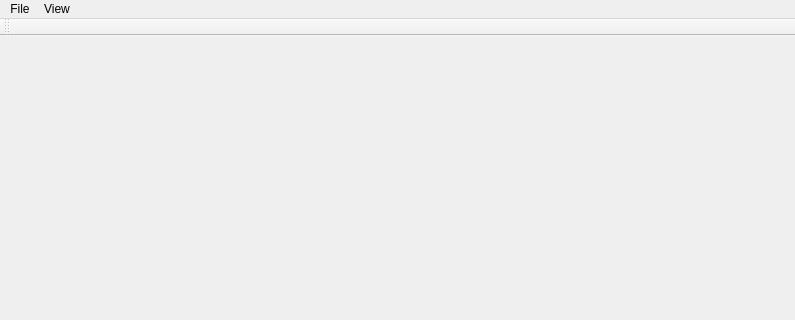
The window that CGAShapeGrammar/MainWindow.ui (gnishida/CGAShapeGrammar) describes before a commit, drawn with Qt 5; both pictures show x 0 to 795 and y 0 to 320 of the 795 by 575 pixel window.
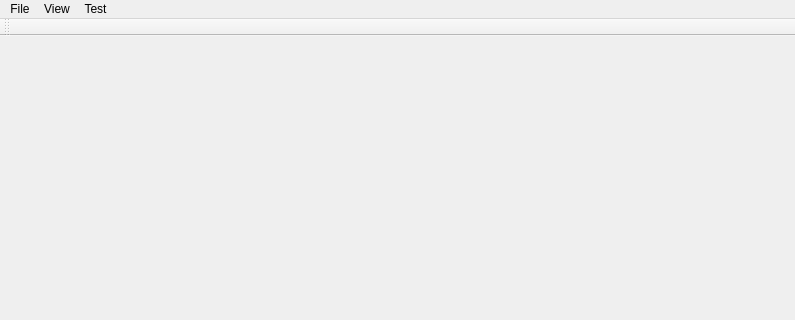
The same window after the commit.

Diff of the .ui file:
```diff
--- a/CGAShapeGrammar/MainWindow.ui
+++ b/CGAShapeGrammar/MainWindow.ui
@@ -41,8 +41,16 @@
     <addaction name="separator"/>
     <addaction name="actionViewRefresh"/>
    </widget>
+   <widget class="QMenu" name="menuTool">
+    <property name="title">
+     <string>Test</string>
+    </property>
+    <addaction name="actionGenerateImages"/>
+    <addaction name="actionHoge"/>
+   </widget>
    <addaction name="menuFile"/>
    <addaction name="menuView"/>
+   <addaction name="menuTool"/>
   </widget>
   <widget class="QToolBar" name="mainToolBar">
    <attribute name="toolBarArea">
```
Left out of the diff: 10 changed lines with no effect on the pictures.
